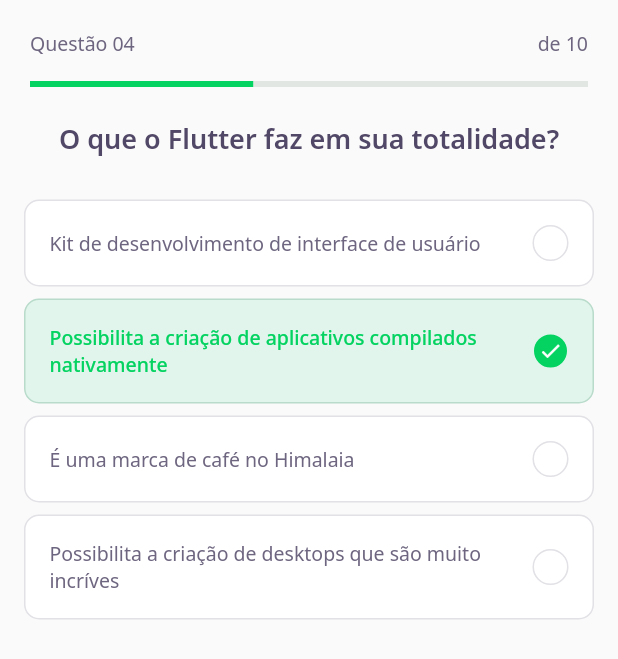
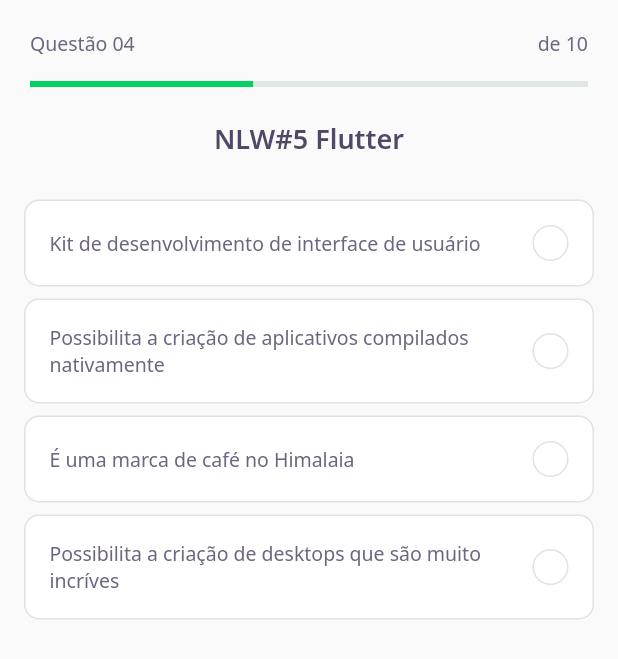
Before and after one commit to DanSilva41/dev_quiz, a Flutter app: the screen it shows after launch, after a tap on "NLW#5 Flutter", on a phone screen of 412 x 824 dp. Shown: the top 659 px of the screen. Run offline on Flutter 3.47's test engine with Material 2 defaults, Android fonts, the phone set to English and light mode, and no system bars; our stand-ins replace google_fonts.

Commit message:
Implement answer in challenge from API

```diff
--- a/lib/challenge/challenge_page.dart
+++ b/lib/challenge/challenge_page.dart
@@ -1,9 +1,13 @@
 import 'package:dev_quiz/challenge/widgets/question_indicator/question_indicator_widget.dart';
 import 'package:dev_quiz/challenge/widgets/quiz/quiz_widget.dart';
+import 'package:dev_quiz/shared/models/question_mode.dart';
 import 'package:flutter/material.dart';
 
 class ChallengePage extends StatefulWidget {
-  ChallengePage({Key? key}) : super(key: key);
+  final String title;
+  final List<QuestionModel> questions;
+  ChallengePage({Key? key, required this.title, required this.questions})
+      : super(key: key);
 
   @override
   _ChallengePageState createState() => _ChallengePageState();
@@ -17,7 +21,10 @@ class _ChallengePageState extends State<ChallengePage> {
         preferredSize: Size.fromHeight(80),
         child: SafeArea(top: true, child: QuestionIndicatorWidget()),
       ),
-      body: QuizWidget(title: 'O que o Flutter faz em sua totalidade?'),
+      body: QuizWidget(
+        title: widget.title,
+        answers: widget.questions[0].answers,
+      ),
     );
   }
 }
--- a/lib/challenge/widgets/answer/answer_widget.dart
+++ b/lib/challenge/widgets/answer/answer_widget.dart
@@ -1,19 +1,26 @@
 import 'package:dev_quiz/core/core.dart';
 import 'package:flutter/material.dart';
 
-class AnswerWidget extends StatelessWidget {
+class AnswerWidget extends StatefulWidget {
   final String text;
   final bool right;
-  final bool selected;
 
-  const AnswerWidget(
-      {Key? key, required this.text, this.right = false, this.selected = false})
+  AnswerWidget({Key? key, required this.text, this.right = false})
       : super(key: key);
+
+  @override
+  _AnswerWidgetState createState() => _AnswerWidgetState();
+}
+
+class _AnswerWidgetState extends State<AnswerWidget> {
+  late bool selected = false;
 
   @override
   Widget build(BuildContext context) {
     return Padding(
       padding: const EdgeInsets.symmetric(horizontal: 16, vertical: 4),
+      child: GestureDetector(
+        onTap: () => {this.selected = !this.selected, setState(() {})},
         child: Container(
           padding: const EdgeInsets.all(16.0),
           decoration: BoxDecoration(
@@ -27,8 +34,9 @@ class AnswerWidget extends StatelessWidget {
             children: [
               Expanded(
                 child: Text(
-                this.text,
-                style: selected ? _selectedTextStyleRight : AppTextStyles.body,
+                  this.widget.text,
+                  style:
+                      selected ? _selectedTextStyleRight : AppTextStyles.body,
                 ),
               ),
               Container(
@@ -48,22 +56,24 @@ class AnswerWidget extends StatelessWidget {
             ],
           ),
         ),
+      ),
     );
   }
 
   Color get _selectedColorRight =>
-      right ? AppColors.darkGreen : AppColors.darkRed;
+      widget.right ? AppColors.darkGreen : AppColors.darkRed;
 
   Color get _selectedBorderRight =>
-      right ? AppColors.lightGreen : AppColors.lightRed;
+      widget.right ? AppColors.lightGreen : AppColors.lightRed;
 
   Color get _selectedColorCardRight =>
-      right ? AppColors.lightGreen : AppColors.lightRed;
+      widget.right ? AppColors.lightGreen : AppColors.lightRed;
 
-  Color get _selectedBorderCardRight => right ? AppColors.green : AppColors.red;
+  Color get _selectedBorderCardRight =>
+      widget.right ? AppColors.green : AppColors.red;
 
   TextStyle get _selectedTextStyleRight =>
-      right ? AppTextStyles.bodyDarkGreen : AppTextStyles.bodyDarkRed;
+      widget.right ? AppTextStyles.bodyDarkGreen : AppTextStyles.bodyDarkRed;
 
-  IconData get _selectedIconRight => right ? Icons.check : Icons.close;
+  IconData get _selectedIconRight => widget.right ? Icons.check : Icons.close;
 }
--- a/lib/challenge/widgets/quiz/quiz_widget.dart
+++ b/lib/challenge/widgets/quiz/quiz_widget.dart
@@ -1,10 +1,14 @@
 import 'package:dev_quiz/challenge/widgets/answer/answer_widget.dart';
 import 'package:dev_quiz/core/app_text_styles.dart';
+import 'package:dev_quiz/shared/models/answer_model.dart';
 import 'package:flutter/material.dart';
 
 class QuizWidget extends StatelessWidget {
   final String title;
-  const QuizWidget({Key? key, required this.title}) : super(key: key);
+  final List<AnswerModel> answers;
+
+  const QuizWidget({Key? key, required this.title, required this.answers})
+      : super(key: key);
 
   @override
   Widget build(BuildContext context) {
@@ -13,23 +17,15 @@ class QuizWidget extends StatelessWidget {
         children: [
           Text(this.title, style: AppTextStyles.heading),
           SizedBox(height: 24),
-          AnswerWidget(
-              text: 'Kit de desenvolvimento de interface de usuário',
-              right: false,
-              selected: false),
-          AnswerWidget(
-              text:
-                  'Possibilita a criação de aplicativos compilados nativamente',
-              right: true,
-              selected: true),
-          AnswerWidget(
-              text: 'É uma marca de café no Himalaia',
-              right: false,
-              selected: false),
-          AnswerWidget(
-              text: 'Possibilita a criação de desktops que são muito incríves',
-              right: false,
-              selected: false),
+          Expanded(
+              child: ListView(
+                  children: this
+                      .answers
+                      .map((a) => AnswerWidget(
+                            text: a.title,
+                            right: a.right,
+                          ))
+                      .toList())),
         ],
       ),
     );
--- a/lib/home/home_page.dart
+++ b/lib/home/home_page.dart
@@ -62,7 +62,7 @@ class _HomePageState extends State<HomePage> {
                               title: quiz.title,
                               image: quiz.image,
                               questionsAnswered: quiz.questionsAnswered,
-                              totalQuestions: quiz.questions.length))
+                              questions: quiz.questions))
                           .toList(),
                     ),
                   )
--- a/lib/home/widgets/quiz_card/quiz_card_widget.dart
+++ b/lib/home/widgets/quiz_card/quiz_card_widget.dart
@@ -1,5 +1,6 @@
 import 'package:dev_quiz/challenge/challenge_page.dart';
 import 'package:dev_quiz/core/core.dart';
+import 'package:dev_quiz/shared/models/question_mode.dart';
 import 'package:dev_quiz/shared/widgets/progress_indicator/progress_indicator_widget.dart';
 import 'package:flutter/material.dart';
 
@@ -7,14 +8,14 @@ class QuizCardWidget extends StatelessWidget {
   final String title;
   final String image;
   final int questionsAnswered;
-  final int totalQuestions;
+  final List<QuestionModel> questions;
 
   const QuizCardWidget(
       {Key? key,
       required this.title,
       required this.image,
       required this.questionsAnswered,
-      required this.totalQuestions})
+      required this.questions})
       : super(key: key);
 
   @override
@@ -23,7 +24,10 @@ class QuizCardWidget extends StatelessWidget {
       onTap: () => Navigator.push(
         context,
         MaterialPageRoute(builder: (context) {
-          return ChallengePage();
+          return ChallengePage(
+            title: this.title,
+            questions: this.questions,
+          );
         }),
       ),
       child: Container(
@@ -42,7 +46,7 @@ class QuizCardWidget extends StatelessWidget {
             children: [
               Expanded(
                   flex: 1,
-                  child: Text("$questionsAnswered de $totalQuestions",
+                  child: Text("$questionsAnswered de ${this.questions.length}",
                       style: AppTextStyles.body11)),
               Expanded(
                 flex: 2,
```
Lines whose indentation alone changed are shown as unchanged.
